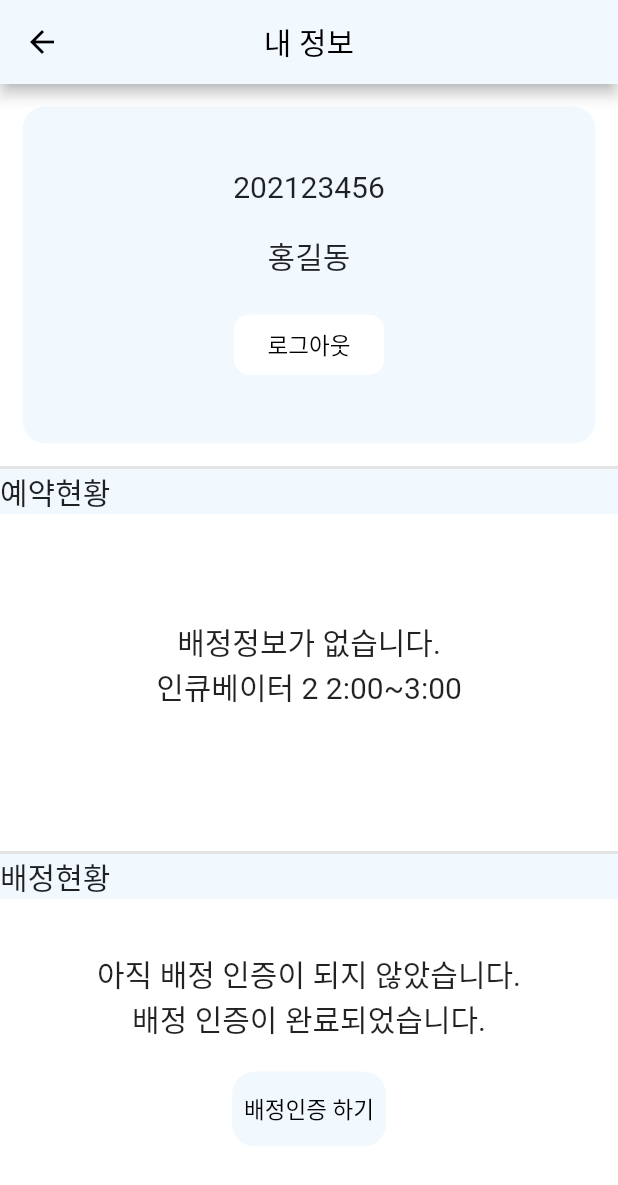
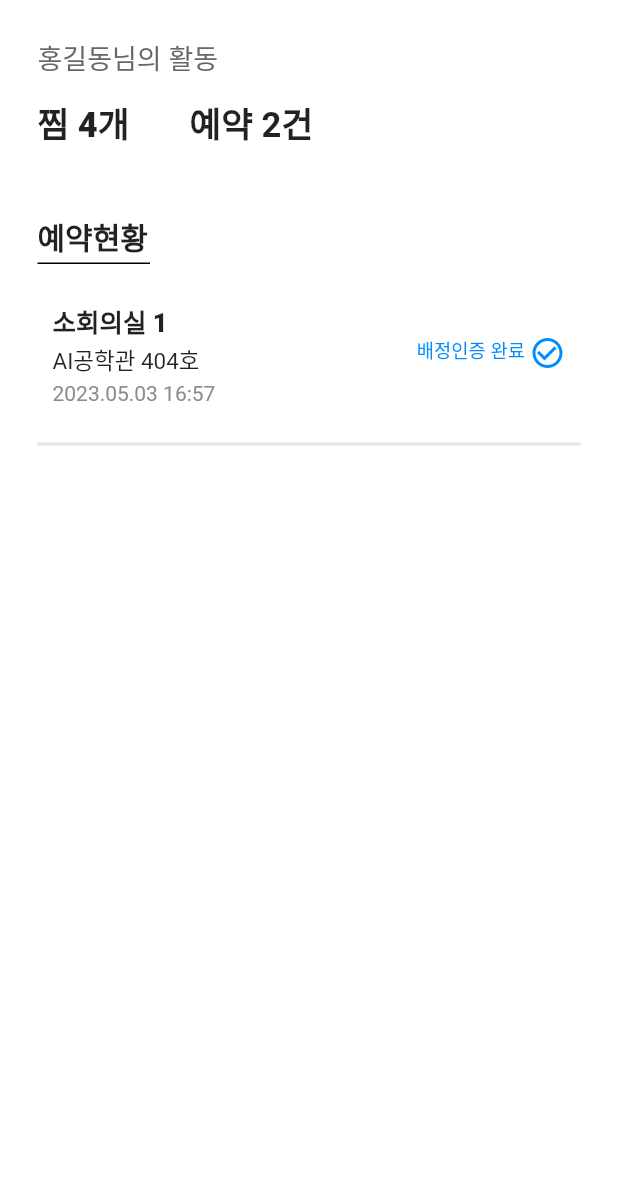
Before and after one commit to eilsamo600/AI-Gong, a Flutter app: the MyInfoViewPage screen opened by its route, on a phone screen of 412 x 824 dp. Shown: the top 1185 px of the screen. Run offline on Flutter 3.47's test engine with Material 2 defaults, Android fonts, the light colour scheme and no system bars; our stand-ins replace dio, get, logger, pretty_dio_logger; Roboto replaces fonts that are missing (LatoBold, NotoSansKR).

Commit message:
update myInfo page

```diff
--- a/frontend/ai_gong/lib/pages/my_info/view/my_info_view_page.dart
+++ b/frontend/ai_gong/lib/pages/my_info/view/my_info_view_page.dart
@@ -10,150 +10,194 @@ class MyInfoViewPage extends StatelessWidget {
   Widget build(BuildContext context) {
     final controller = Get.put(MyInfoViewController());
     return Scaffold(
-        appBar: AppBar(
-            actions: [],
-            title: Text("내 정보", style: TextStyle(color: Colors.black)),
-            centerTitle: true,
-            backgroundColor: Color.fromARGB(255, 241, 249, 255)),
         body: Align(
       alignment: Alignment.center,
       child: Container(
         width: 600,
+        margin: EdgeInsets.all(25),
         child: Column(
           children: [
-                Expanded(
-                  child: Container(
-                    width: 600,
-                    child: Container(
-                      margin: EdgeInsets.all(15),
-                      decoration: BoxDecoration(
-                        borderRadius: BorderRadius.circular(15.0),
-                        color: Color.fromARGB(255, 241, 249, 255),
-                      ),
+            Container(
               child: Column(
-                        mainAxisAlignment: MainAxisAlignment.center,
+                //mainAxisAlignment: MainAxisAlignment.center,
+                crossAxisAlignment: CrossAxisAlignment.start,
                 children: [
                   Text(
-                            "202123456",
-                            textAlign: TextAlign.center,
-                            style: TextStyle(fontSize: 20),
+                    "홍길동님의 활동",
+                    //textAlign: TextAlign.center,
+                    style: TextStyle(
+                        fontSize: 18, color: Color.fromRGBO(103, 103, 103, 1)),
                   ),
-                          SizedBox(height: 20),
+                  SizedBox(height: 12),
+                  Row(
+                    children: [
                       Text(
-                            "홍길동",
-                            textAlign: TextAlign.center,
-                            style: TextStyle(fontSize: 20),
+                        "찜 4개",
+                        //textAlign: TextAlign.center,
+                        style: TextStyle(
+                            fontSize: 23,
+                            fontWeight: FontWeight.w900,
+                            fontFamily: 'LatoBold'),
                       ),
-                          SizedBox(height: 20),
-                          TextButton(
-                            style: ButtonStyle(
-                              shape: MaterialStateProperty.all<
-                                  RoundedRectangleBorder>(
-                                RoundedRectangleBorder(
-                                  borderRadius: BorderRadius.circular(10.0),
+                      SizedBox(width: 40),
+                      Text(
+                        "예약 2건",
+                        //textAlign: TextAlign.center,
+                        style: TextStyle(
+                            fontSize: 23, fontWeight: FontWeight.bold),
+                      ),
+                    ],
+                  ),
+                  SizedBox(height: 45),
+                ],
               ),
             ),
-                              backgroundColor: MaterialStateProperty.all<Color>(
-                                  Colors.white),
-                              minimumSize:
-                                  MaterialStateProperty.all(Size(100, 40)),
+
+            //Expanded(
+            Column(
+              children: [
+                Container(
+                  alignment: Alignment.centerLeft,
+                  child: Text(
+                    "예약현황",
+                    style: TextStyle(
+                      fontSize: 20,
+                      fontWeight: FontWeight.w900,
                     ),
-                            onPressed: () {},
-                            child: Text(
-                              '로그아웃',
-                              style:
-                                  TextStyle(color: Colors.black, fontSize: 15),
                   ),
-                          )
-                        ],
+                ),
+                SizedBox(height: 2),
+                Container(
+                  height: 1,
+                  alignment: Alignment.centerLeft,
+                  child: SizedBox(
+                    width: 75,
+                    height: 1,
+                    child: DecoratedBox(
+                      decoration: BoxDecoration(
+                        color: Colors.black,
                       ),
                     ),
                   ),
                 ),
-                Container(height: 2, color: Color.fromARGB(255, 228, 228, 228)),
-                Expanded(
+                Container(
+                  width: 600,
                   child: Column(
+                    //mainAxisAlignment: MainAxisAlignment.center,
                     children: [
                       Container(
                         width: 600,
-                        color: Color.fromARGB(255, 241, 249, 255),
-                        child: Text(
-                          "예약현황",
-                          style: TextStyle(fontSize: 20),
+                        // color: Colors.red,
+                        padding:
+                            EdgeInsets.symmetric(vertical: 25, horizontal: 10),
+                        //margin: EdgeInsets.all(15),
+                        child: Row(
+                          mainAxisAlignment: MainAxisAlignment
+                              .spaceBetween, //하나는 왼쪽 정렬, 하나는 오른쪽 정렬하게 만들어줌
+                          children: [
+                            Container(
+                              child: Column(
+                                crossAxisAlignment: CrossAxisAlignment.start,
+                                children: [
+                                  Text("소회의실 1",
+                                      style: TextStyle(
+                                          fontSize: 17,
+                                          fontWeight: FontWeight.w900)),
+                                  SizedBox(height: 3),
+                                  Text(
+                                    "AI공학관 404호",
+                                    style: TextStyle(
+                                      fontSize: 15,
+                                    ),
+                                  ),
+                                  SizedBox(height: 3),
+                                  Text("2023.05.03 16:57",
+                                      style: TextStyle(
+                                          fontSize: 14,
+                                          color: Color.fromARGB(
+                                              255, 140, 140, 140))),
+                                ],
                               ),
                             ),
                             Container(
-                        height: 200,
-                        child: Column(
-                          mainAxisAlignment: MainAxisAlignment.center,
+                                alignment: Alignment.centerRight,
+                                child: Row(
+                                  crossAxisAlignment: CrossAxisAlignment.start,
                                   children: [
-                            Text(
-                              "배정정보가 없습니다.",
-                              style: TextStyle(fontSize: 20),
+                                    SizedBox(height: 3),
+                                    Text("배정인증 완료",
+                                        style: TextStyle(
+                                            fontSize: 12.5,
+                                            color: Color.fromARGB(
+                                                255, 0, 140, 255))),
+                                    SizedBox(width: 3),
+                                    Icon(Icons.check_circle_outline,
+                                        color: Color.fromARGB(255, 0, 140,
+                                            255)), //Icon(Icons.check_circle_outline_rounded),
+                                  ],
+                                ))
+                          ],
                         ),
-                            Text(
-                              "인큐베이터 2 2:00~3:00",
-                              style: TextStyle(fontSize: 20),
                       ),
+                      Container(
+                          height: 2, color: Color.fromARGB(255, 228, 228, 228)),
                     ],
                   ),
                 ),
               ],
             ),
-                ),
-                Container(height: 2, color: Color.fromARGB(255, 228, 228, 228)),
-                Expanded(
-                  child: Column(
-                    children: [
-                      Container(
-                        width: 600,
-                        color: Color.fromARGB(255, 241, 249, 255),
-                        child: Text(
-                          "배정현황",
-                          style: TextStyle(fontSize: 20),
-                        ),
-                      ),
-                      Container(
-                        height: 200,
-                        child: Column(
-                          mainAxisAlignment: MainAxisAlignment.center,
-                          children: [
-                            Text(
-                              "아직 배정 인증이 되지 않았습니다.",
-                              style: TextStyle(fontSize: 20),
-                            ),
-                            Text(
-                              "배정 인증이 완료되었습니다.",
-                              style: TextStyle(fontSize: 20),
-                            ),
-                            SizedBox(height: 20),
-                            TextButton(
-                              style: ButtonStyle(
-                                shape: MaterialStateProperty.all<
-                                    RoundedRectangleBorder>(
-                                  RoundedRectangleBorder(
-                                    borderRadius: BorderRadius.circular(15.0),
-                                  ),
-                                ),
-                                backgroundColor:
-                                    MaterialStateProperty.all<Color>(
-                                        Color.fromARGB(255, 241, 249, 255)),
-                                minimumSize:
-                                    MaterialStateProperty.all(Size(100, 50)),
-                              ),
-                              onPressed: () {},
-                              child: Text(
-                                '배정인증 하기',
-                                style: TextStyle(
-                                    color: Colors.black, fontSize: 15),
-                              ),
-                            ),
-                          ],
-                        ),
-                      ),
-                    ],
-                  ),
-                ),
+            // ),
+            //Container(height: 2, color: Color.fromARGB(255, 114, 114, 114)),
+            // Expanded(
+            //   child: Column(
+            //     children: [
+            //       Container(
+            //         width: 600,
+            //         color: Color.fromARGB(255, 241, 249, 255),
+            //         child: Text(
+            //           "배정현황",
+            //           style: TextStyle(fontSize: 20),
+            //         ),
+            //       ),
+            //       Container(
+            //         height: 200,
+            //         child: Column(
+            //           mainAxisAlignment: MainAxisAlignment.center,
+            //           children: [
+            //             Text(
+            //               "아직 배정 인증이 되지 않았습니다.",
+            //               style: TextStyle(fontSize: 20),
+            //             ),
+            //             Text(
+            //               "배정 인증이 완료되었습니다.",
+            //               style: TextStyle(fontSize: 20),
+            //             ),
+            //             SizedBox(height: 20),
+            //             TextButton(
+            //               style: ButtonStyle(
+            //                 shape: MaterialStateProperty.all<
+            //                     RoundedRectangleBorder>(
+            //                   RoundedRectangleBorder(
+            //                     borderRadius: BorderRadius.circular(15.0),
+            //                   ),
+            //                 ),
+            //                 backgroundColor: MaterialStateProperty.all<Color>(
+            //                     Color.fromARGB(255, 241, 249, 255)),
+            //                 minimumSize:
+            //                     MaterialStateProperty.all(Size(100, 50)),
+            //               ),
+            //               onPressed: () {},
+            //               child: Text(
+            //                 '배정인증 하기',
+            //                 style: TextStyle(color: Colors.black, fontSize: 15),
+            //               ),
+            //             ),
+            //           ],
+            //         ),
+            //       ),
+            //     ],
+            //   ),
+            // ),
           ],
         ),
       ),
```
Also changed, not shown: frontend/ai_gong/pubspec.lock. Lines whose indentation alone changed are shown as unchanged.
